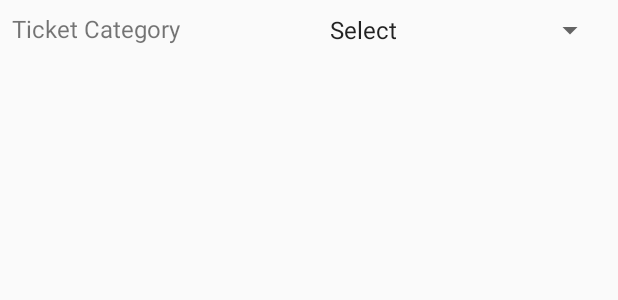
After one commit to imhashir/tick-it-admin, an Android app: the layout fragment_add_ticket.xml on its own in the app's theme, with its tools: preview values and no code run, on a phone screen of 412 x 824 dp. The commit adds this screen. Shown: the top 300 px of the screen. Run offline under Robolectric (Android 15) with nearby library versions, the phone set to English and light mode, and no system bars.

Commit message:
[Admin] Layout for Navigation View and add ticket and fixed style attribute issue

```diff
--- a/app/build.gradle
+++ b/app/build.gradle
@@ -19,10 +19,11 @@ android {
 }
 
 dependencies {
-    implementation fileTree(dir: 'libs', include: ['*.jar'])
+    implementation fileTree(include: ['*.jar'], dir: 'libs')
     implementation 'com.android.support:appcompat-v7:26.1.0'
     implementation 'com.android.support.constraint:constraint-layout:1.0.2'
     testImplementation 'junit:junit:4.12'
     androidTestImplementation 'com.android.support.test:runner:1.0.1'
     androidTestImplementation 'com.android.support.test.espresso:espresso-core:3.0.1'
+    implementation 'com.android.support:design:27.0.0'
 }
--- /dev/null
+++ b/app/src/main/res/layout/fragment_add_ticket.xml
@@ -0,0 +1,47 @@
+<?xml version="1.0" encoding="utf-8"?>
+<android.support.constraint.ConstraintLayout
+    xmlns:android="http://schemas.android.com/apk/res/android"
+    xmlns:app="http://schemas.android.com/apk/res-auto"
+    android:layout_width="match_parent"
+    android:layout_height="match_parent">
+
+    <TextView
+        android:id="@+id/id_text_category"
+        android:layout_width="wrap_content"
+        android:layout_height="wrap_content"
+        android:layout_marginStart="8dp"
+        android:layout_marginTop="8dp"
+        android:text="Ticket Category"
+        android:textSize="16dp"
+        app:layout_constraintStart_toStartOf="parent"
+        app:layout_constraintTop_toTopOf="parent"
+        android:layout_marginLeft="8dp"/>
+
+    <Spinner
+        android:id="@+id/spinner"
+        android:layout_width="0dp"
+        android:layout_height="wrap_content"
+        android:layout_marginEnd="8dp"
+        android:layout_marginStart="8dp"
+        android:layout_marginTop="8dp"
+        android:entries="@array/ticket_types"
+        android:textAlignment="center"
+        app:layout_constraintEnd_toEndOf="parent"
+        app:layout_constraintStart_toEndOf="@+id/id_text_category"
+        app:layout_constraintTop_toTopOf="parent"/>
+
+
+    <FrameLayout
+        android:id="@+id/ticket_fragment_container"
+        android:layout_width="0dp"
+        android:layout_height="0dp"
+        android:layout_marginBottom="8dp"
+        android:layout_marginEnd="8dp"
+        android:layout_marginStart="8dp"
+        android:layout_marginTop="8dp"
+        app:layout_constraintBottom_toBottomOf="parent"
+        app:layout_constraintEnd_toEndOf="parent"
+        app:layout_constraintStart_toStartOf="parent"
+        app:layout_constraintTop_toBottomOf="@+id/spinner"/>
+
+</android.support.constraint.ConstraintLayout>
--- a/app/src/main/res/layout/fragment_ticket_movie.xml
+++ b/app/src/main/res/layout/fragment_ticket_movie.xml
@@ -72,7 +72,7 @@
                 android:layout_marginBottom="8dp"
                 android:layout_marginEnd="8dp"
                 android:layout_marginTop="8dp"
-                android:style="@style/TextStyle"
+                style="@style/TextStyle"
                 android:text="Length"
                 app:layout_constraintBottom_toBottomOf="@+id/id_input_dest"
                 app:layout_constraintEnd_toStartOf="@+id/id_input_dest"
--- a/app/src/main/res/layout/fragment_ticket_sports.xml
+++ b/app/src/main/res/layout/fragment_ticket_sports.xml
@@ -72,7 +72,7 @@
                 android:layout_marginBottom="8dp"
                 android:layout_marginEnd="8dp"
                 android:layout_marginTop="8dp"
-                android:style="@style/TextStyle"
+                style="@style/TextStyle"
                 android:text="Team 2"
                 app:layout_constraintBottom_toBottomOf="@+id/id_input_dest"
                 app:layout_constraintEnd_toStartOf="@+id/id_input_dest"
--- a/app/src/main/res/layout/fragment_ticket_transport.xml
+++ b/app/src/main/res/layout/fragment_ticket_transport.xml
@@ -72,7 +72,7 @@
                 android:layout_marginBottom="8dp"
                 android:layout_marginEnd="8dp"
                 android:layout_marginTop="8dp"
-                android:style="@style/TextStyle"
+                style="@style/TextStyle"
                 android:text="Destination"
                 app:layout_constraintBottom_toBottomOf="@+id/id_input_dest"
                 app:layout_constraintEnd_toStartOf="@+id/id_input_dest"
@@ -97,7 +97,7 @@
                 android:layout_marginBottom="8dp"
                 android:layout_marginEnd="8dp"
                 android:layout_marginTop="8dp"
-                android:style="@style/TextStyle"
+                style="@style/TextStyle"
                 android:text="Arrival Time"
                 app:layout_constraintBottom_toBottomOf="@+id/id_input_arrival_time"
                 app:layout_constraintEnd_toStartOf="@+id/id_input_arrival_time"
--- a/app/src/main/res/layout/single_credit_request.xml
+++ b/app/src/main/res/layout/single_credit_request.xml
@@ -2,7 +2,7 @@
 <LinearLayout
     xmlns:android="http://schemas.android.com/apk/res/android"
     android:layout_width="match_parent"
-    android:layout_height="match_parent"
+    android:layout_height="wrap_content"
     android:orientation="horizontal"
     android:layout_margin="2dp">
 
--- a/app/src/main/res/values/colors.xml
+++ b/app/src/main/res/values/colors.xml
@@ -5,4 +5,5 @@
     <color name="buttonTextColor">#ffffff</color>
     <color name="buttonRed">#ff4043</color>
     <color name="colorAccent">#FF4081</color>
+
 </resources>
--- a/app/src/main/res/values/strings.xml
+++ b/app/src/main/res/values/strings.xml
@@ -2,4 +2,17 @@
     <string name="app_name">Tick-It Admin</string>
     <string name="no_internet_message">Enable WIFI and press OK</string>
     <string name="no_internet_title">No Internet Access</string>
+    <string name="movie_option">Movie</string>
+    <string name="sports_option">Sports</string>
+    <string name="show_option">Show</string>
+    <string name="transport_option">Transport</string>
+    <string name="option_none">Select</string>
+
+    <string-array name="ticket_types">
+        <item>@string/option_none</item>
+        <item>@string/movie_option</item>
+        <item>@string/show_option</item>
+        <item>@string/sports_option</item>
+        <item>@string/transport_option</item>
+    </string-array>
 </resources>
```
Also changed, not shown: app/src/main/res/drawable/ic_delete.xml (added, +9 -0 lines), app/src/main/res/drawable/ic_edit.xml (added, +9 -0 lines), app/src/main/res/layout/activity_nav_view.xml (added, +19 -0 lines), app/src/main/res/layout/fragment_ticket_all.xml (+12 -8 lines), app/src/main/res/layout/single_ticket_layout.xml (added, +29 -0 lines), app/src/main/res/menu/menu_nav.xml (added, +19 -0 lines).
